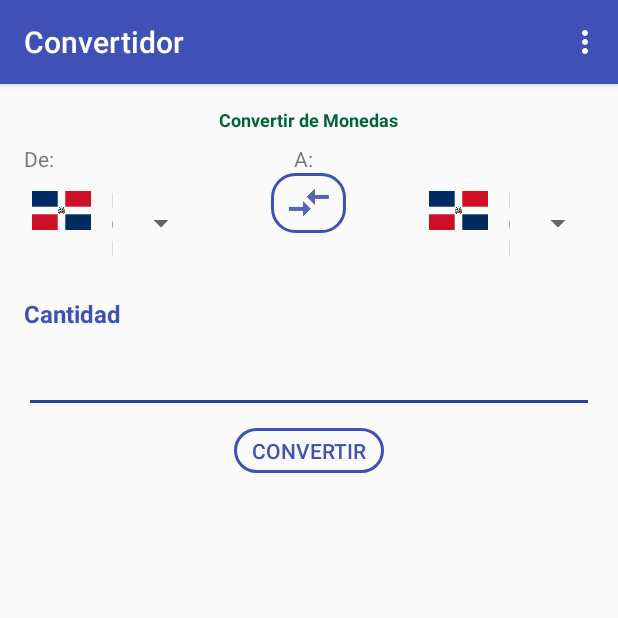
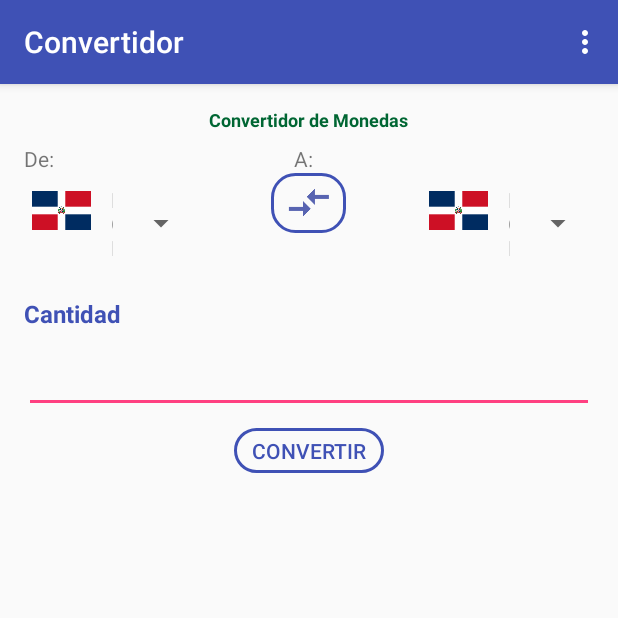
Before and after one commit to standmv/Currenverter, an Android app: the screen it shows after launch (MainActivity), on a phone screen of 412 x 824 dp, the top half of it. Run offline under Robolectric (Android 15) with nearby library versions, the phone set to English and light mode, and no system bars.

Commit message:
pequeños cambios

```diff
--- a/app/src/main/res/layout/activity_main.xml
+++ b/app/src/main/res/layout/activity_main.xml
@@ -5,59 +5,7 @@
     android:paddingLeft="16sp"
     android:paddingRight="16sp"
     android:paddingTop="15sp">
-    <ImageButton
-        android:id="@+id/exchange_button"
-        android:layout_width="50sp"
-        android:layout_height="40sp"
-        android:src="@drawable/ic_exchange_arrow"
-        android:layout_below="@+id/convert_from_label"
-        android:layout_centerInParent="true"
-        android:background="@drawable/button_shape"/>
-    <Spinner
-        android:id="@+id/convert_from_spinner"
-        android:layout_width="115sp"
-        android:layout_height="wrap_content"
-        android:layout_below="@+id/convert_from_label"
-        android:layout_alignParentLeft="true"
-        />
-    <Spinner
-        android:id="@+id/convert_to_spinner"
-        android:layout_width="115sp"
-        android:layout_height="wrap_content"
-        android:layout_below="@+id/convert_to_label"
-        android:layout_alignParentRight="true"
-        />
-    <TextView
-        android:paddingTop="15sp"
-        android:layout_marginBottom="10sp"
-        style="@style/AppLabels"
-        android:id="@+id/quantity_TextView"
-        android:layout_width="wrap_content"
-        android:layout_height="wrap_content"
-        android:text="@string/quantity_label"
-        android:layout_below="@+id/convert_from_spinner"
-        android:layout_alignParentLeft="true"
-        android:textStyle="bold"
-        />
-    <EditText
-        android:id="@+id/currency_input"
-        android:layout_width="match_parent"
-        android:layout_height="wrap_content"
-        android:inputType="numberDecimal"
-        android:layout_below="@+id/quantity_TextView"
-        android:backgroundTint="@color/colorPrimaryDark"
-        android:layout_marginBottom="10sp"
-        />
-    <Button
-        android:id="@+id/convert_button"
-        android:layout_width="100sp"
-        android:layout_height="30sp"
-        android:layout_below="@+id/currency_input"
-        android:layout_centerInParent="true"
-        android:text="Convertir"
-        android:background="@drawable/button_shape"
-        android:textColor="@color/colorPrimary"
-        />
+
     <TextView
         android:id="@+id/convert_from_label"
         android:layout_width="wrap_content"
@@ -72,50 +20,111 @@
         android:layout_width="wrap_content"
         android:layout_height="wrap_content"
         android:text="A:"
+        android:layout_below="@+id/header_textView"
         android:layout_toRightOf="@+id/convert_from_label"
-        android:layout_below="@+id/header_textView"/>
+        />
 
+    <ImageButton
+        android:id="@+id/exchange_button"
+        android:layout_width="50sp"
+        android:layout_height="40sp"
+        android:src="@drawable/ic_exchange_arrow"
+        android:background="@drawable/button_shape"
+        android:layout_below="@+id/convert_from_label"
+        android:layout_centerInParent="true"
+        />
+
+    <Spinner
+        android:id="@+id/convert_from_spinner"
+        android:layout_width="115sp"
+        android:layout_height="wrap_content"
+        android:layout_below="@+id/convert_from_label"
+        android:layout_alignParentLeft="true"
+        />
+
+    <Spinner
+        android:id="@+id/convert_to_spinner"
+        android:layout_width="115sp"
+        android:layout_height="wrap_content"
+        android:layout_below="@+id/convert_to_label"
+        android:layout_alignParentRight="true"
+        />
+
+    <TextView
+        android:id="@+id/quantity_TextView"
+        android:layout_width="wrap_content"
+        android:layout_height="wrap_content"
+        android:text="@string/quantity_label"
+        style="@style/AppLabels"
+        android:textStyle="bold"
+        android:paddingTop="15sp"
+        android:layout_marginBottom="10sp"
+        android:layout_below="@+id/convert_from_spinner"
+        android:layout_alignParentLeft="true"
+        />
+
+    <EditText
+        android:id="@+id/currency_input"
+        android:layout_width="match_parent"
+        android:layout_height="wrap_content"
+        android:inputType="numberDecimal"
+        android:layout_marginBottom="10sp"
+        android:layout_below="@+id/quantity_TextView"
+        />
+
+    <Button
+        android:id="@+id/convert_button"
+        android:layout_width="100sp"
+        android:layout_height="30sp"
+        android:text="Convertir"
+        android:background="@drawable/button_shape"
+        android:textColor="@color/colorPrimary"
+        android:layout_below="@+id/currency_input"
+        android:layout_centerInParent="true"
+        />
 
 
     <ImageView
-        android:layout_below="@+id/convert_button"
-        android:layout_marginTop="20sp"
         android:id="@+id/result_flag_image"
         android:layout_width="80sp"
         android:layout_height="65sp"
         android:padding="5sp"
+        android:layout_marginTop="20sp"
+        android:layout_below="@+id/convert_button"
         />
+
     <TextView
-        android:layout_below="@+id/convert_button"
-        android:layout_marginTop="20sp"
         android:id="@+id/currency_description"
         android:layout_width="wrap_content"
         android:layout_height="wrap_content"
+        android:textSize="15sp"
+        android:layout_marginTop="20sp"
         android:paddingLeft="8sp"
-        android:textSize="15sp"
+        android:layout_below="@+id/convert_button"
         android:layout_toRightOf="@+id/result_flag_image"
         />
+
     <TextView
         android:id="@+id/result_textView"
         android:layout_width="wrap_content"
         android:layout_height="wrap_content"
-        android:layout_below="@+id/currency_description"
-        android:layout_toRightOf="@+id/result_flag_image"
         android:textSize="35sp"
         android:textStyle="bold"
         android:paddingLeft="20sp"
+        android:layout_below="@+id/currency_description"
+        android:layout_toRightOf="@+id/result_flag_image"
         />
 
     <TextView
         android:id="@+id/header_textView"
         android:layout_width="wrap_content"
         android:layout_height="wrap_content"
-        android:layout_alignParentTop="true"
-        android:layout_centerInParent="true"
-        android:text="Convertir de Monedas"
+        android:text="Convertidor de Monedas"
         android:textStyle="bold"
         android:textColor="#006633"
         android:textSize="12sp"
         android:layout_marginBottom="8sp"
+        android:layout_alignParentTop="true"
+        android:layout_centerInParent="true"
         />
 </RelativeLayout>
```
Also changed, not shown: app/src/main/res/layout/result_layout.xml (deleted, +0 -34 lines).
